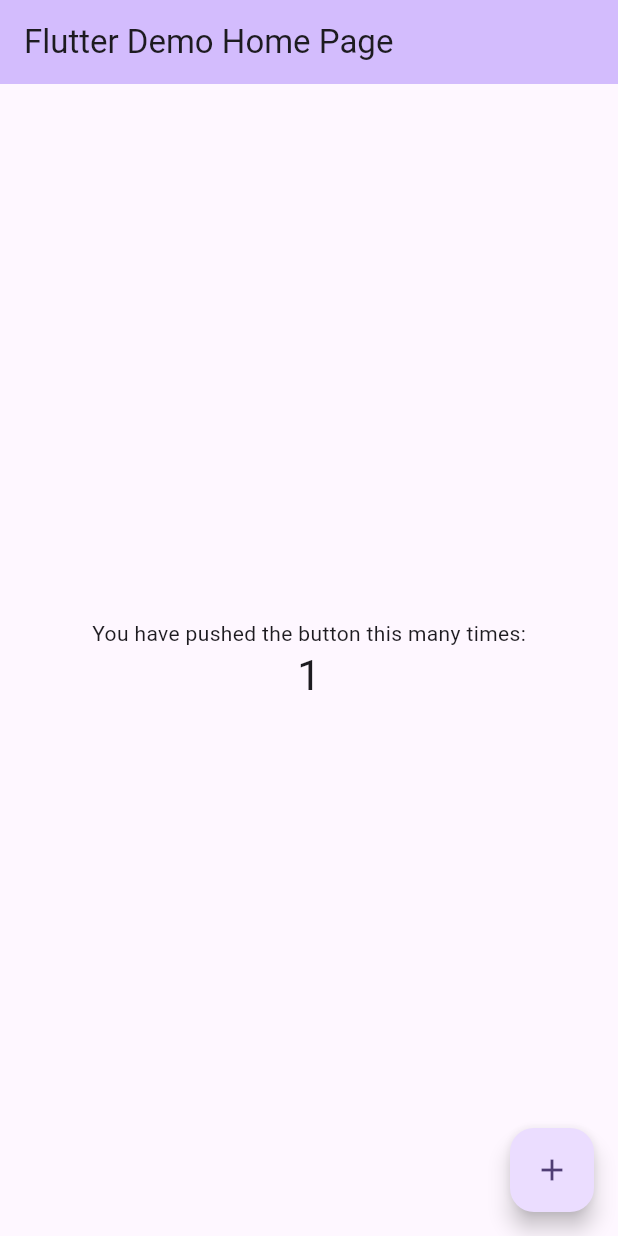
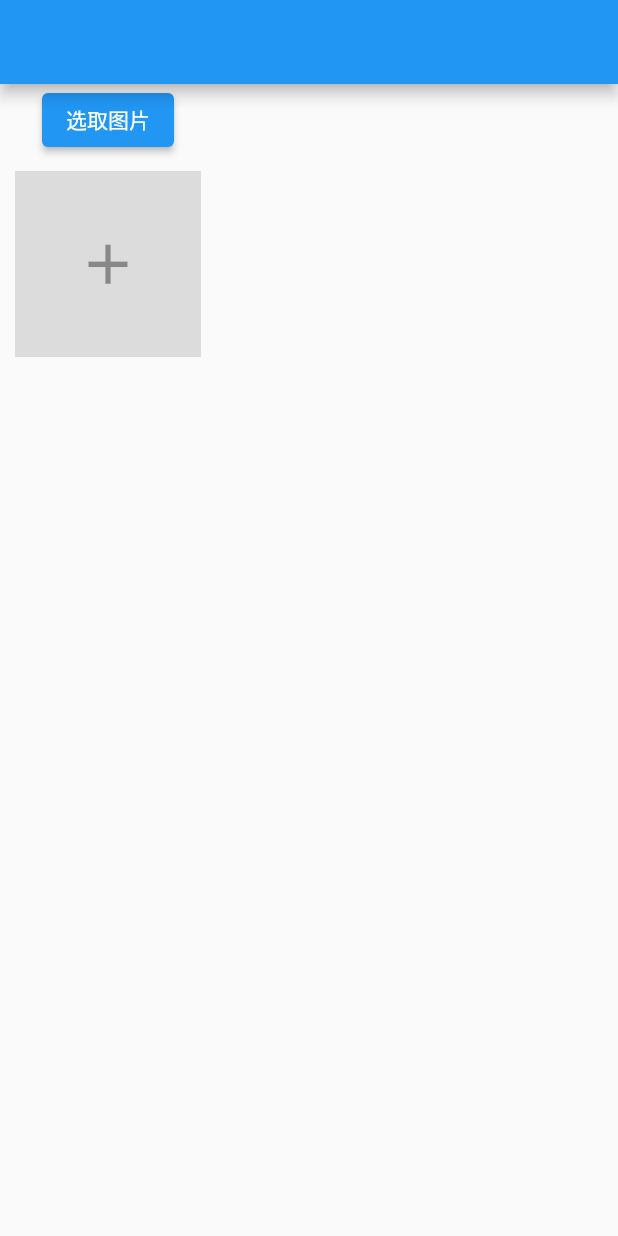
Before and after one commit to Luckyduck233/wechat_moments, a Flutter app: the screen it shows after launch, after a tap on the "add" icon, on a phone screen of 412 x 824 dp. Run offline on Flutter 3.47's test engine with Material 2 defaults, Android fonts, the light colour scheme and no system bars; missing offline and left inert: wechat_assets_picker.

Commit message:
添加了 wechat插件 添加了 Android访问图片视频文件权限 图片选取并列表展示

```diff
--- a/lib/main.dart
+++ b/lib/main.dart
@@ -1,124 +1,22 @@
 import 'package:flutter/material.dart';
+import 'package:wechat_moments/pages/post.dart';
 
 void main() {
   runApp(const MyApp());
 }
 
-class MyApp extends StatelessWidget {
-  const MyApp({super.key});
-  // This widget is the root of your application.
+class MyApp extends StatefulWidget {
+  const MyApp({Key? key}) : super(key: key);
+
+  @override
+  State<MyApp> createState() => _MyAppState();
+}
+
+class _MyAppState extends State<MyApp> {
   @override
   Widget build(BuildContext context) {
     return MaterialApp(
-      title: 'Flutter Demo',
-      theme: ThemeData(
-        // This is the theme of your application.
-        //
-        // TRY THIS: Try running your application with "flutter run". You'll see
-        // the application has a blue toolbar. Then, without quitting the app,
-        // try changing the seedColor in the colorScheme below to Colors.green
-        // and then invoke "hot reload" (save your changes or press the "hot
-        // reload" button in a Flutter-supported IDE, or press "r" if you used
-        // the command line to start the app).
-        //
-        // Notice that the counter didn't reset back to zero; the application
-        // state is not lost during the reload. To reset the state, use hot
-        // restart instead.
-        //
-        // This works for code too, not just values: Most code changes can be
-        // tested with just a hot reload.
-        colorScheme: ColorScheme.fromSeed(seedColor: Colors.deepPurple),
-        useMaterial3: true,
-      ),
-      home: const MyHomePage(title: 'Flutter Demo Home Page'),
+      home: PostEditPage(),
     );
   }
 }
-
-class MyHomePage extends StatefulWidget {
-  const MyHomePage({super.key, required this.title});
-
-  // This widget is the home page of your application. It is stateful, meaning
-  // that it has a State object (defined below) that contains fields that affect
-  // how it looks.
-
-  // This class is the configuration for the state. It holds the values (in this
-  // case the title) provided by the parent (in this case the App widget) and
-  // used by the build method of the State. Fields in a Widget subclass are
-  // always marked "final".
-
-  final String title;
-
-  @override
-  State<MyHomePage> createState() => _MyHomePageState();
-}
-
-class _MyHomePageState extends State<MyHomePage> {
-  int _counter = 0;
-
-  void _incrementCounter() {
-    setState(() {
-      // This call to setState tells the Flutter framework that something has
-      // changed in this State, which causes it to rerun the build method below
-      // so that the display can reflect the updated values. If we changed
-      // _counter without calling setState(), then the build method would not be
-      // called again, and so nothing would appear to happen.
-      _counter++;
-    });
-  }
-
-  @override
-  Widget build(BuildContext context) {
-    // This method is rerun every time setState is called, for instance as done
-    // by the _incrementCounter method above.
-    //
-    // The Flutter framework has been optimized to make rerunning build methods
-    // fast, so that you can just rebuild anything that needs updating rather
-    // than having to individually change instances of widgets.
-    return Scaffold(
-      appBar: AppBar(
-        // TRY THIS: Try changing the color here to a specific color (to
-        // Colors.amber, perhaps?) and trigger a hot reload to see the AppBar
-        // change color while the other colors stay the same.
-        backgroundColor: Theme.of(context).colorScheme.inversePrimary,
-        // Here we take the value from the MyHomePage object that was created by
-        // the App.build method, and use it to set our appbar title.
-        title: Text(widget.title),
-      ),
-      body: Center(
-        // Center is a layout widget. It takes a single child and positions it
-        // in the middle of the parent.
-        child: Column(
-          // Column is also a layout widget. It takes a list of children and
-          // arranges them vertically. By default, it sizes itself to fit its
-          // children horizontally, and tries to be as tall as its parent.
-          //
-          // Column has various properties to control how it sizes itself and
-          // how it positions its children. Here we use mainAxisAlignment to
-          // center the children vertically; the main axis here is the vertical
-          // axis because Columns are vertical (the cross axis would be
-          // horizontal).
-          //
-          // TRY THIS: Invoke "debug painting" (choose the "Toggle Debug Paint"
-          // action in the IDE, or press "p" in the console), to see the
-          // wireframe for each widget.
-          mainAxisAlignment: MainAxisAlignment.center,
-          children: <Widget>[
-            const Text(
-              'You have pushed the button this many times:',
-            ),
-            Text(
-              '$_counter',
-              style: Theme.of(context).textTheme.headlineMedium,
-            ),
-          ],
-        ),
-      ),
-      floatingActionButton: FloatingActionButton(
-        onPressed: _incrementCounter,
-        tooltip: 'Increment',
-        child: const Icon(Icons.add),
-      ), // This trailing comma makes auto-formatting nicer for build methods.
-    );
-  }
-}
--- /dev/null
+++ b/lib/pages/post.dart
@@ -0,0 +1,116 @@
+import 'package:flutter/material.dart';
+import 'package:flutter/widgets.dart';
+import 'package:wechat_assets_picker/wechat_assets_picker.dart';
+import 'package:wechat_moments/utils/config.dart';
+
+class PostEditPage extends StatefulWidget {
+  const PostEditPage({Key? key}) : super(key: key);
+
+  @override
+  State<PostEditPage> createState() => _PostEditPageState();
+}
+
+class _PostEditPageState extends State<PostEditPage> {
+//  已选中图片列表
+  List<AssetEntity> selectedAssets = [];
+
+//  图片列表
+  Widget _buildPhotosList() {
+    return Padding(
+      padding: const EdgeInsets.all(spacing),
+      child: LayoutBuilder(
+        builder: (context, constraints) {
+          //(获取最大约束的值 减去 图片之间间隙的总数)/每行图片数量
+          final double imageSize = (constraints.maxWidth - spacing * 2) / 3;
+          return Wrap(
+            spacing: spacing,
+            runSpacing: spacing,
+            children: [
+              for (final asset in selectedAssets)
+                _buildPhotoItem(asset, imageSize),
+              //加入图片末尾的按钮
+              if (selectedAssets.length < maxAssets)
+                _buildAddImageButton(context, imageSize)
+            ],
+          );
+        },
+      ),
+    );
+  }
+
+  /// 缩略图末尾添加按钮
+  Widget _buildAddImageButton(BuildContext context, double imageSize) {
+    return GestureDetector(
+      onTap: () async {
+        // 这里将 已获取的图片列表 传入AssetPickerConfig，它会自动识别 已获取的图片列表 并自动勾选
+        List<AssetEntity>? result = await AssetPicker.pickAssets(
+          context,
+          pickerConfig: AssetPickerConfig(
+            selectedAssets: selectedAssets,
+            maxAssets: maxAssets,
+          ),
+        );
+        setState(() {
+          selectedAssets = result ?? [];
+        });
+      },
+      child: Container(
+        width: imageSize,
+        height: imageSize,
+        color: Colors.black12,
+        child: Icon(
+          Icons.add,
+          size: 45,
+          color: Colors.black38,
+        ),
+      ),
+    );
+  }
+
+  ///  图片缩略图的Item
+  Widget _buildPhotoItem(AssetEntity asset, double imageSize) {
+    return Container(
+      clipBehavior: Clip.antiAlias,
+      decoration: BoxDecoration(
+        borderRadius: BorderRadius.circular(2),
+      ),
+      child: AssetEntityImage(
+        asset,
+        width: imageSize,
+        height: imageSize,
+        fit: BoxFit.cover,
+        // 这里设置不需要原图显示，缩略图无需原图，非常消耗资源和性能，造成卡顿
+        isOriginal: false,
+      ),
+    );
+  }
+
+  //  主视图
+  Widget _mainView() {
+    return Column(
+      children: [
+        // 选取图片的按钮
+        ElevatedButton(
+          onPressed: () async {
+            // 这里是读取了图片的一些信息例如图片大小时间经纬度之类的
+            List<AssetEntity>? result = await AssetPicker.pickAssets(context);
+            print("${result?.length}");
+            setState(() {
+              selectedAssets = result ?? [];
+            });
+          },
+          child: Text("选取图片"),
+        ),
+        _buildPhotosList(),
+      ],
+    );
+  }
+
+  @override
+  Widget build(BuildContext context) {
+    return Scaffold(
+      appBar: AppBar(),
+      body: _mainView(),
+    );
+  }
+}
--- /dev/null
+++ b/lib/utils/config.dart
@@ -0,0 +1,5 @@
+///间距 default=10
+const double spacing = 10.0;
+
+///图片选取数量
+const int maxAssets = 6;
```
